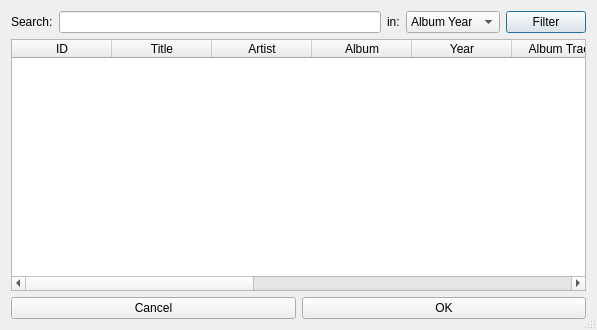
First picture: the form in dialogsearch.ui, repository Bratski/MP3PlayerWifi, before the edit.
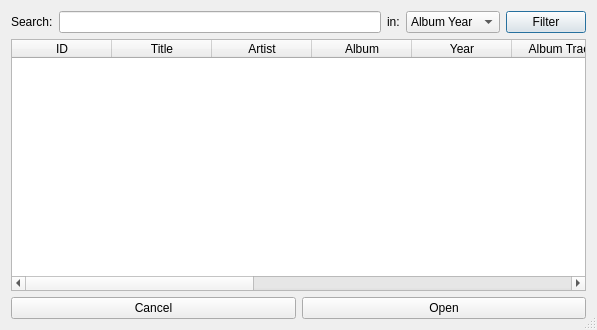
Second picture: the form after the edit. Icons and pictures are not drawn.

```diff
--- a/dialogsearch.ui
+++ b/dialogsearch.ui
@@ -156,7 +156,7 @@
      <item>
       <widget class="QPushButton" name="pushButtonOK">
        <property name="text">
-        <string>OK</string>
+        <string>Open</string>
        </property>
        <property name="icon">
         <iconset theme="QIcon::ThemeIcon::ListAdd"/>
```
Left out of the diff: 9 changed lines with no effect on the pictures.
